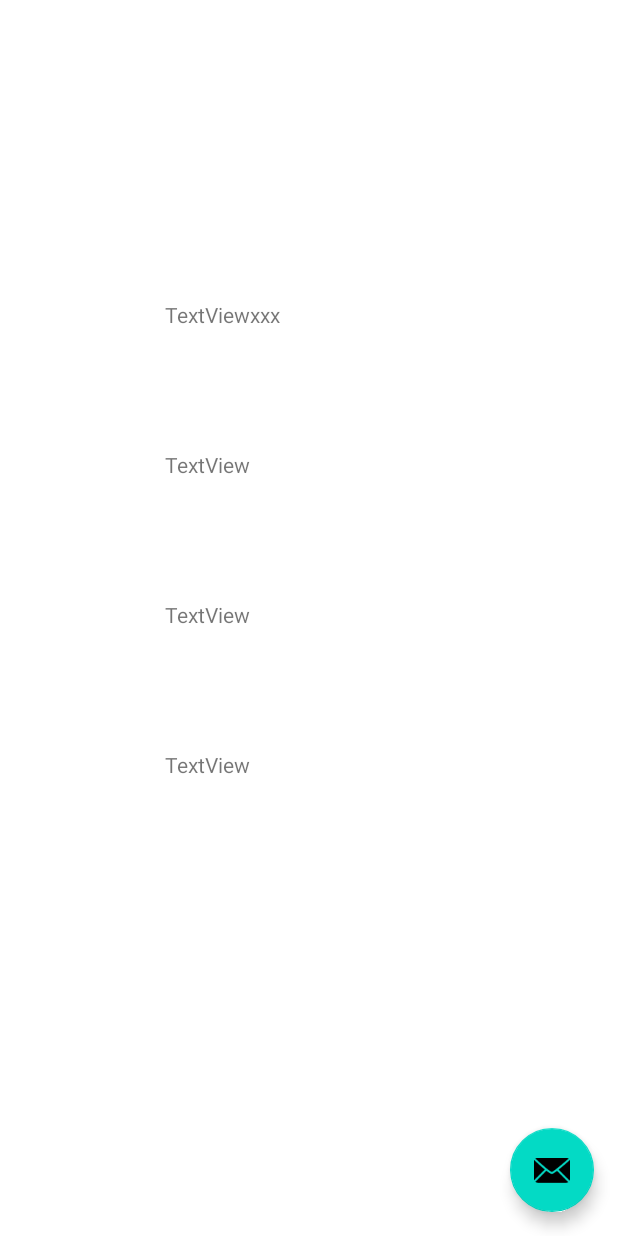
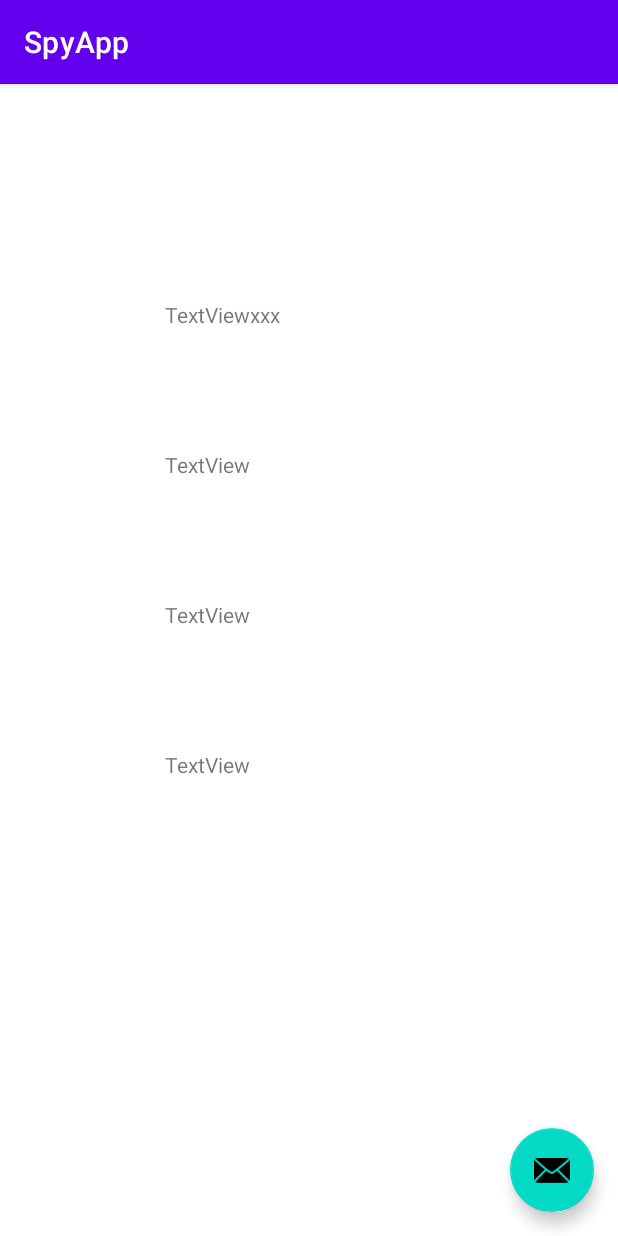
Before and after one commit to EdisonE3/IMU-Collect-App, an Android app: the screen it shows after launch (MainActivity), on a phone screen of 412 x 824 dp. Run offline under Robolectric (Android 15) with nearby library versions, the phone set to English and light mode, and no system bars.

Commit message:
feat(action) add action for button on MainActivity.kt

```diff
--- a/app/src/main/java/com/wireless/spyapp/MainActivity.kt
+++ b/app/src/main/java/com/wireless/spyapp/MainActivity.kt
@@ -8,6 +8,8 @@ import android.os.Bundle
 import android.util.Log
 import android.widget.TextView
 import androidx.appcompat.app.AppCompatActivity
+import com.google.android.material.snackbar.Snackbar
+import com.wireless.spyapp.databinding.ActivityMainBinding
 import com.wireless.spyapp.imu.Data
 import java.util.*
 
@@ -31,6 +33,8 @@ class MainActivity : AppCompatActivity() {
     // an ArrayList of Floats to store the orientation values
     private var mOrientationValues: ArrayList<Data>? = null
 
+    private lateinit var binding: ActivityMainBinding
+
     private var timer: Timer? = null
 
     private var startTime : Long = 0
@@ -50,6 +54,14 @@ class MainActivity : AppCompatActivity() {
         mMagneticFieldValues = ArrayList()
         mGyroscopeValues = ArrayList()
         mOrientationValues = ArrayList()
+
+        binding = ActivityMainBinding.inflate(layoutInflater)
+        setContentView(binding.root)
+        setSupportActionBar(binding.toolbar)
+        binding.fab.setOnClickListener { view ->
+            Snackbar.make(view, "Replace with your own action", Snackbar.LENGTH_LONG)
+                .setAction("Action", null).show()
+        }
     }
 
     override fun onResume() {
--- a/app/src/main/res/layout/activity_main.xml
+++ b/app/src/main/res/layout/activity_main.xml
@@ -11,6 +11,13 @@
             android:layout_height="wrap_content"
             android:layout_width="match_parent"
             android:theme="@style/Theme.SpyApp.AppBarOverlay">
+
+        <androidx.appcompat.widget.Toolbar
+                android:id="@+id/toolbar"
+                android:layout_width="match_parent"
+                android:layout_height="?attr/actionBarSize"
+                android:background="?attr/colorPrimary"
+                app:popupTheme="@style/Theme.SpyApp.AppBarOverlay"/>
 
     </com.google.android.material.appbar.AppBarLayout>
 
```
